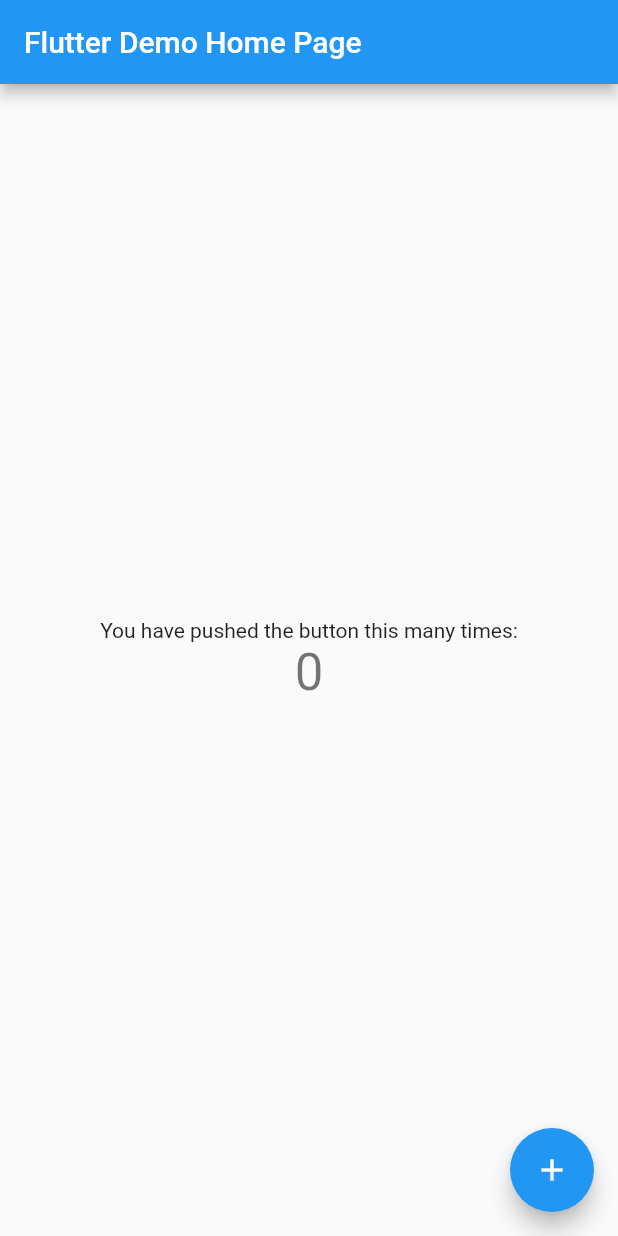
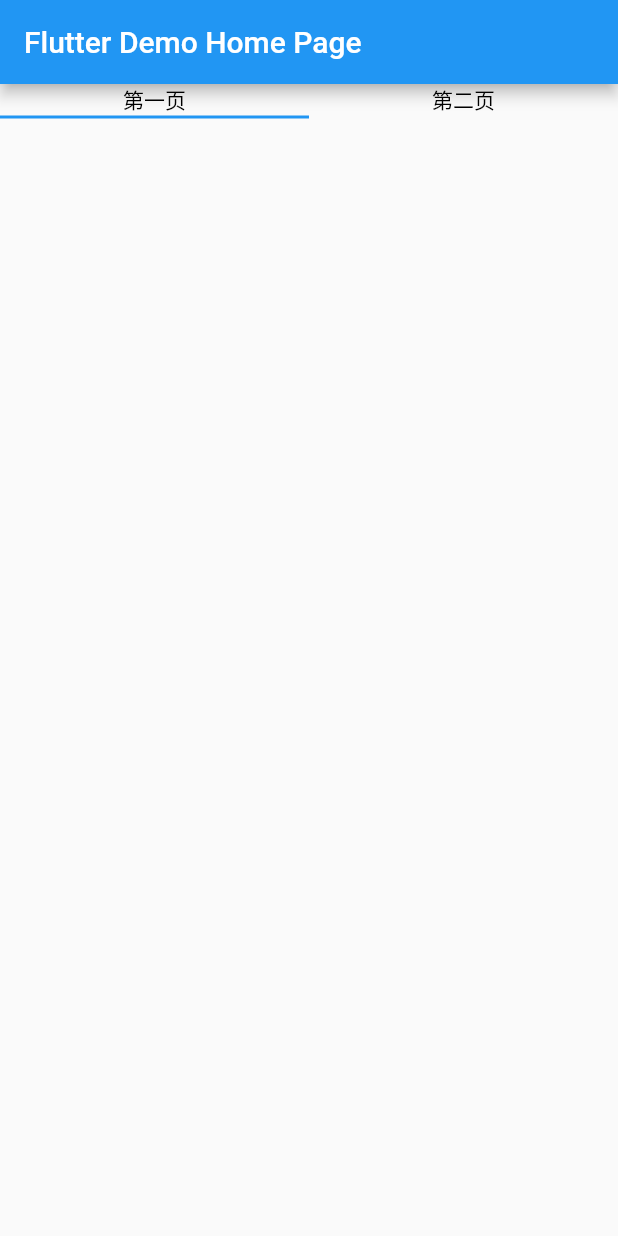
Before and after one commit to gdky005/cj_demo, a Flutter app: the screen it shows after launch, on a phone screen of 412 x 824 dp. Run offline on Flutter 3.47's test engine with Material 2 defaults, Android fonts, the phone set to English and light mode, and no system bars.

Commit message:
1. 添加 TabBar 的使用。

```diff
--- a/lib/main.dart
+++ b/lib/main.dart
@@ -39,25 +39,43 @@ class _MyHomePageState extends State<MyHomePage> {
       appBar: AppBar(
         title: Text(widget.title),
       ),
-      body: Center(
-        child: Column(
-          mainAxisAlignment: MainAxisAlignment.center,
-          children: <Widget>[
-            Text(
-              'You have pushed the button this many times:',
-            ),
-            Text(
-              '$_counter',
-              style: Theme.of(context).textTheme.display1,
-            ),
-          ],
-        ),
-      ),
-      floatingActionButton: FloatingActionButton(
-        onPressed: _incrementCounter,
-        tooltip: 'Increment',
-        child: Icon(Icons.add),
-      ),
+      body: TabControllerPage(),
     );
   }
 }
+
+class TabControllerPage extends StatefulWidget {
+  @override
+  _TabControllerPageState createState() => _TabControllerPageState();
+}
+
+class _TabControllerPageState extends State<TabControllerPage>
+    with SingleTickerProviderStateMixin {
+  var list = [
+    Text("第一页",
+        style: TextStyle(
+          color: Colors.black,
+        )),
+    Text("第二页",
+        style: TextStyle(
+          color: Colors.black,
+        ))
+  ];
+
+
+  TabController _tabController;
+
+  @override
+  void initState() {
+    super.initState();
+    _tabController = new TabController(vsync: this, length: list.length);
+  }
+
+  @override
+  Widget build(BuildContext context) {
+    return TabBar(
+      tabs: list,
+      controller: _tabController,
+    );
+  }
+}
```
